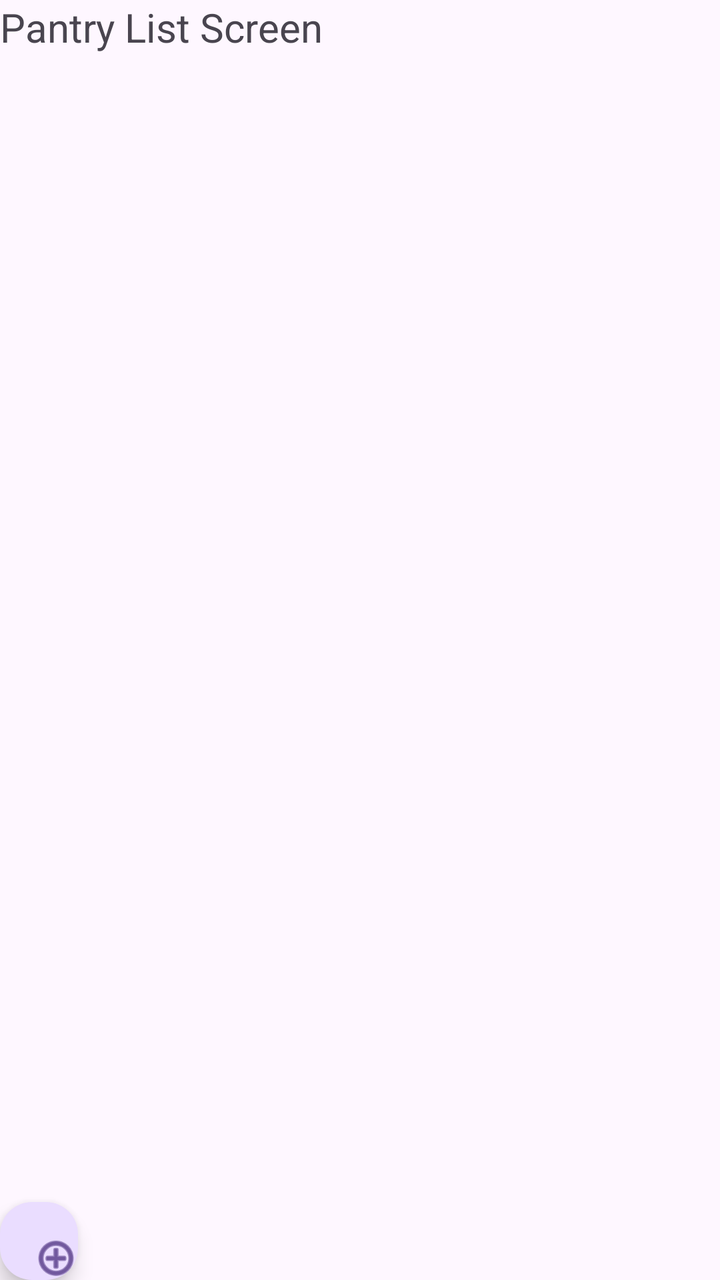
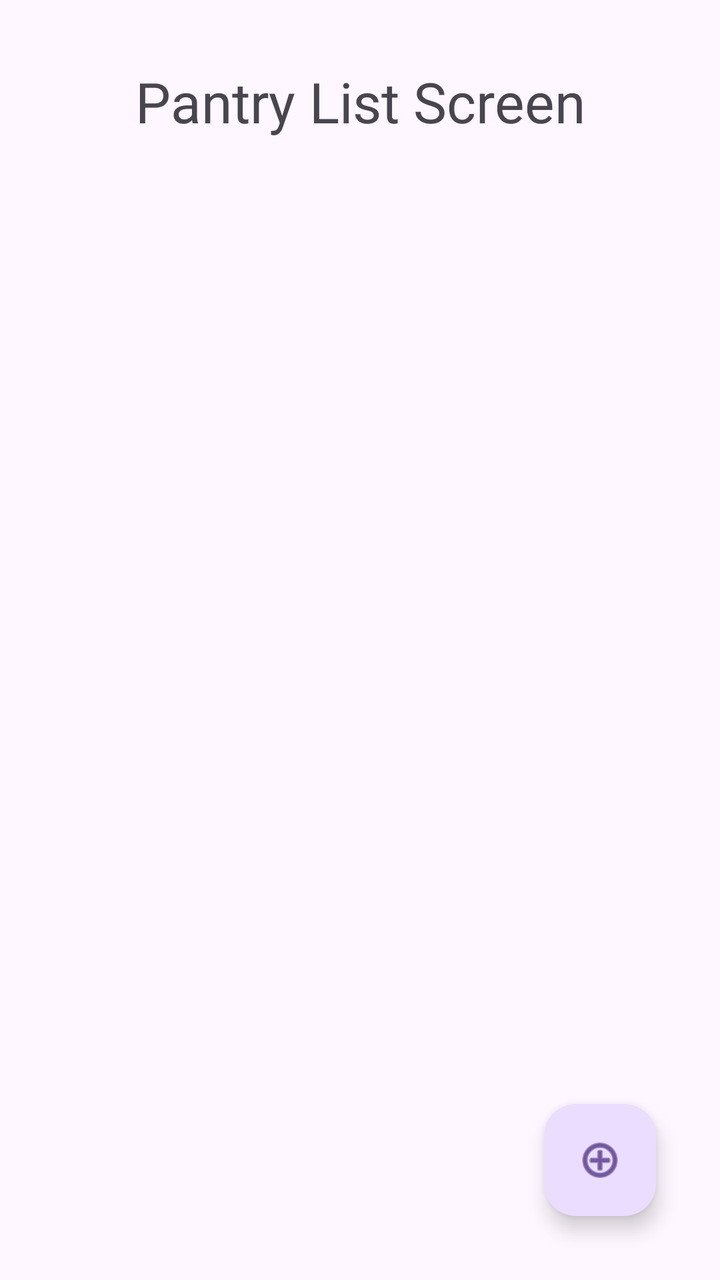

Before-and-after screenshots of an Android layout around one commit, followed by the original layout XML and the change that was made.
<!-- AndroidManifest.xml: application theme Theme.SmartPantry -->
<!-- res/layout/pantry_list_screen.xml -->
<?xml version="1.0" encoding="utf-8"?>
<LinearLayout xmlns:android="http://schemas.android.com/apk/res/android"
    xmlns:app="http://schemas.android.com/apk/res-auto"
    android:layout_width="match_parent"
    android:layout_height="match_parent"
    android:orientation="vertical">

    <TextView
        android:id="@+id/textView"
        android:layout_width="match_parent"
        android:layout_height="89dp"
        android:layout_weight="1"
        android:text="Pantry List Screen"
        android:textSize="20sp" />

    <androidx.recyclerview.widget.RecyclerView
        android:layout_width="match_parent"
        android:layout_height="match_parent"
        android:layout_weight="2" />

    <com.google.android.material.floatingactionbutton.FloatingActionButton
        android:id="@+id/floatingActionButton"
        android:layout_width="82dp"
        android:layout_height="84dp"
        android:layout_weight="1"
        android:clickable="true"
        app:srcCompat="@android:drawable/ic_menu_add"
        app:useCompatPadding="false" />
</LinearLayout>
<!-- resources referenced by this layout -->
<resources>
  <style name="Theme.SmartPantry" parent="Base.Theme.SmartPantry" />
  <style name="Base.Theme.SmartPantry" parent="Theme.Material3.DayNight.NoActionBar">
          
          
      </style>
</resources>

<!-- the commit's change to res/layout/pantry_list_screen.xml (unified diff, before → after) -->
@@ -1,29 +1,54 @@
 <?xml version="1.0" encoding="utf-8"?>
-<LinearLayout xmlns:android="http://schemas.android.com/apk/res/android"
+<androidx.constraintlayout.widget.ConstraintLayout xmlns:android="http://schemas.android.com/apk/res/android"
     xmlns:app="http://schemas.android.com/apk/res-auto"
     android:layout_width="match_parent"
     android:layout_height="match_parent"
-    android:orientation="vertical">
+    android:padding="16dp">
 
     <TextView
         android:id="@+id/textView"
-        android:layout_width="match_parent"
-        android:layout_height="89dp"
-        android:layout_weight="1"
+        android:layout_width="0dp"
+        android:layout_height="wrap_content"
+        android:padding="16dp"
         android:text="Pantry List Screen"
-        android:textSize="20sp" />
+        android:textAlignment="center"
+        android:textSize="28sp"
+        app:layout_constraintEnd_toEndOf="parent"
+        app:layout_constraintStart_toStartOf="parent"
+        app:layout_constraintTop_toTopOf="parent" />
+
+    <TextView
+        android:id="@+id/emptyStateText"
+        android:layout_width="wrap_content"
+        android:layout_height="wrap_content"
+        android:text="Your pantry is empty. Tap + to add an ingredient."
+        android:textAlignment="center"
+        android:visibility="gone"
+        app:layout_constraintBottom_toBottomOf="parent"
+        app:layout_constraintEnd_toEndOf="parent"
+        app:layout_constraintStart_toStartOf="parent"
+        app:layout_constraintTop_toTopOf="parent" />
 
     <androidx.recyclerview.widget.RecyclerView
-        android:layout_width="match_parent"
-        android:layout_height="match_parent"
-        android:layout_weight="2" />
+        android:id="@+id/recyclerPantry"
+        android:layout_width="0dp"
+        android:layout_height="0dp"
+        android:clipToPadding="false"
+        android:paddingBottom="88dp"
+        app:layout_constraintBottom_toBottomOf="parent"
+        app:layout_constraintEnd_toEndOf="parent"
+        app:layout_constraintStart_toStartOf="parent"
+        app:layout_constraintTop_toBottomOf="@id/textView" />
 
     <com.google.android.material.floatingactionbutton.FloatingActionButton
         android:id="@+id/floatingActionButton"
-        android:layout_width="82dp"
-        android:layout_height="84dp"
-        android:layout_weight="1"
+        android:layout_width="wrap_content"
+        android:layout_height="wrap_content"
+        android:layout_margin="16dp"
         android:clickable="true"
-        app:srcCompat="@android:drawable/ic_menu_add"
-        app:useCompatPadding="false" />
-</LinearLayout>
+        android:contentDescription="Add ingredient"
+        app:layout_constraintBottom_toBottomOf="parent"
+        app:layout_constraintEnd_toEndOf="parent"
+        app:srcCompat="@android:drawable/ic_menu_add" />
+
+</androidx.constraintlayout.widget.ConstraintLayout>
